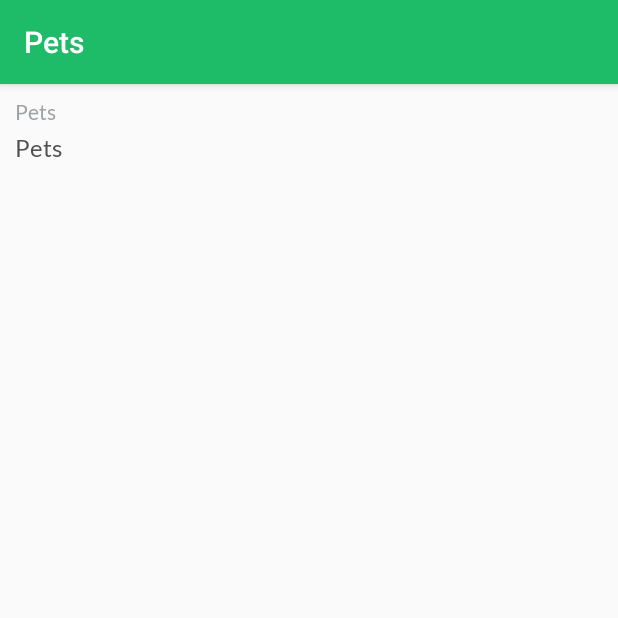
After one commit to Imbaji17/PetsKotlin, an Android app: the HostelDetailActivity screen opened directly, with no data from a screen before it, on a phone screen of 412 x 824 dp, the top half of it. The commit adds this screen. Run offline under Robolectric (Android 15) with nearby library versions, the light colour scheme and no system bars; Roboto replaces fonts that are not available here.

Commit message:
local url

```diff
--- a/app/src/main/AndroidManifest.xml
+++ b/app/src/main/AndroidManifest.xml
@@ -53,6 +53,7 @@
             android:name=".activities.FindHostelActivity"
             android:label="@string/title_activity_login"
             android:theme="@style/AppTheme.NoActionBar" />
+        <activity android:name=".activities.HostelDetailActivity"></activity>
     </application>
 
 </manifest>
--- /dev/null
+++ b/app/src/main/java/com/pets/app/activities/HostelDetailActivity.kt
@@ -0,0 +1,13 @@
+package com.pets.app.activities
+
+import android.support.v7.app.AppCompatActivity
+import android.os.Bundle
+import com.pets.app.R
+
+class HostelDetailActivity : AppCompatActivity() {
+
+    override fun onCreate(savedInstanceState: Bundle?) {
+        super.onCreate(savedInstanceState)
+        setContentView(R.layout.activity_hostel_detail)
+    }
+}
--- /dev/null
+++ b/app/src/main/res/layout/activity_hostel_detail.xml
@@ -0,0 +1,43 @@
+<?xml version="1.0" encoding="utf-8"?>
+<android.support.v4.widget.NestedScrollView xmlns:android="http://schemas.android.com/apk/res/android"
+    xmlns:tools="http://schemas.android.com/tools"
+    android:layout_width="match_parent"
+    android:layout_height="match_parent"
+    tools:context="com.pets.app.activities.HostelDetailActivity">
+
+    <LinearLayout
+        android:layout_width="match_parent"
+        android:layout_height="match_parent"
+        android:orientation="vertical">
+
+        <android.support.v4.view.ViewPager
+            android:id="@+id/viewPager"
+            android:layout_width="match_parent"
+            android:layout_height="wrap_content">
+
+        </android.support.v4.view.ViewPager>
+
+        <LinearLayout
+            android:id="@+id/llContactPerson"
+            android:layout_width="match_parent"
+            android:layout_height="wrap_content"
+            android:orientation="vertical"
+            android:padding="@dimen/dimen_size_10"
+            android:paddingRight="@dimen/dimen_size_10">
+
+            <TextView
+                style="@style/TextViewStyle"
+                android:text="@string/app_name"
+                android:textColor="@color/grey"
+                android:textSize="@dimen/text_size_14" />
+
+            <TextView
+                android:id="@+id/tvContactPerson"
+                style="@style/TextViewStyle"
+                android:layout_marginTop="@dimen/dimen_size_5"
+                android:text="@string/app_name"
+                android:textColor="@color/dark_grey"
+                android:textSize="@dimen/text_size_16" />
+        </LinearLayout>
+    </LinearLayout>
+</android.support.v4.widget.NestedScrollView>
```
Also changed, not shown: app/src/main/java/com/pets/app/activities/FindHostelActivity.kt (+22 -6 lines), app/src/main/java/com/pets/app/viewholders/FindHostelVH.java (+11 -1 lines), app/src/main/res/layout/item_find_hostel.xml (+25 -11 lines).
